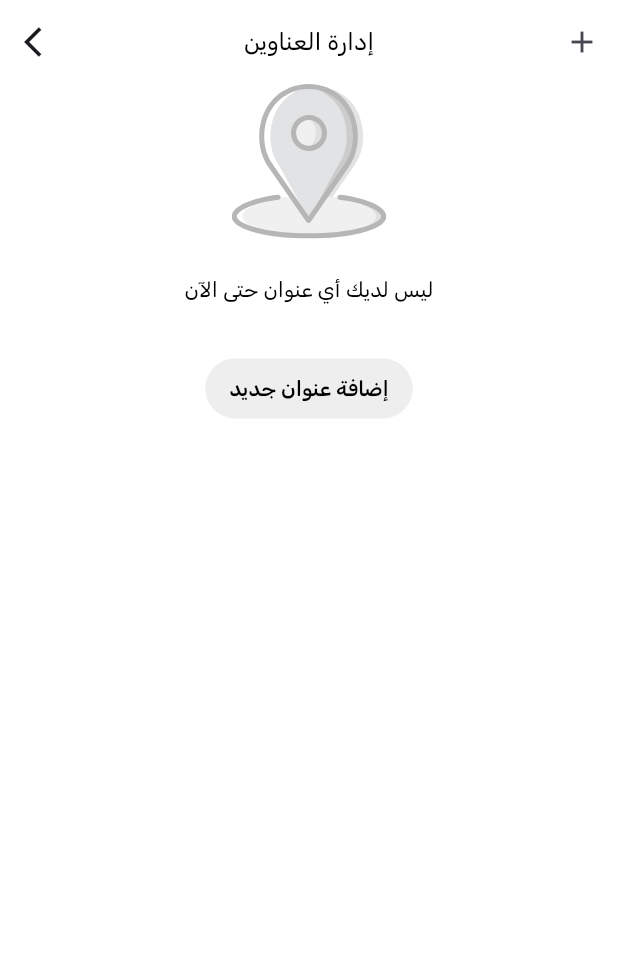
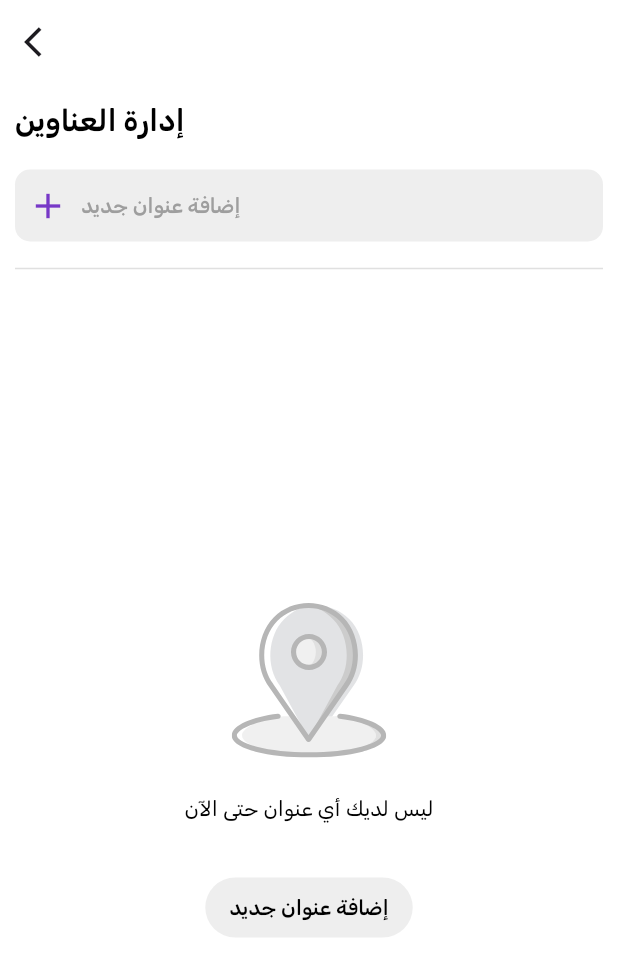
Before and after one commit to Muhammed-Hayr-Ali/Marketna_e-commerce, a Flutter app: the ManageAddressesScreen screen opened directly, on a phone screen of 412 x 824 dp. Shown: the top 976 px of the screen. Run offline on Flutter 3.47's test engine with Material 3 defaults, Android fonts, the phone set to English and light mode, and no system bars; our stand-ins replace cached_network_image, flutter_holo_date_picker, flutter_svg, fluttertoast, geolocator, get and 8 more; missing offline and left inert: flutter_pin_code_fields; accounts and stored records are empty; statements that could not run were skipped.

Commit message:
Initial commit

```diff
--- a/lib/screens/addresses/addresses_manage/manage_addresses_screen.dart
+++ b/lib/screens/addresses/addresses_manage/manage_addresses_screen.dart
@@ -12,34 +12,70 @@ class ManageAddressesScreen extends StatelessWidget {
           icon: const Icon(Icons.arrow_back_ios),
         ),
 
-        title: const CustomText(AppConstants.MANAGE_ADDRESSES),
+        // title: const CustomText(AppConstants.MANAGE_ADDRESSES),
 
-        actions: [
-          SizedBox(
-            child: IconButton(
+        // actions: [
+        //   SizedBox(
+        //     child: IconButton(
+        //       onPressed: () {
+        //         Get.toNamed(AppRoutes.ADD_ADDRESSES_SCREEN);
+        //       },
+        //       icon: const Icon(Icons.add),
+        //     ),
+        //   ),
+        // ],
+      ),
+      body: Padding(
+        padding: const EdgeInsets.symmetric(horizontal: 10.0),
+        child: Column(
+          crossAxisAlignment: CrossAxisAlignment.start,
+          mainAxisAlignment: MainAxisAlignment.start,
+          children: [
+            const SizedBox(height: 10),
+            const CustomText(
+              AppConstants.MANAGE_ADDRESSES,
+              fontSize: 20,
+              fontWeight: FontWeight.w600,
+            ),
+            const SizedBox(height: 18),
+            CustomButton(
               onPressed: () {
                 Get.toNamed(AppRoutes.ADD_ADDRESSES_SCREEN);
               },
-              icon: const Icon(Icons.add),
+              child: Row(
+                children: [
+                  const Icon(
+                    Icons.add,
+                    color: AppColors.primaryColor,
+                    size: 28,
                   ),
+                  const SizedBox(width: 8.0),
+                  const CustomText(
+                    AppConstants.ADD_NEW_ADDRESS,
+                    fontSize: 14,
+                    color: Colors.grey,
                   ),
                 ],
               ),
-      body: Column(
-        children: [
+            ),
+            const SizedBox(height: 10),
+            Divider(color: Colors.grey.shade300, thickness: 1.0),
+            const SizedBox(height: 20),
             GetBuilder<ManageAddressesController>(
               init: ManageAddressesController(),
               builder:
-                (controller) =>
+                  (controller) => Expanded(
+                    child:
                         controller.isLoading
                             ? const Center(
-                          child: CircularProgressIndicator(strokeWidth: 2.0),
+                              child: CircularProgressIndicator(
+                                strokeWidth: 2.0,
+                              ),
                             )
                             : controller.addresses.isEmpty ||
                                 controller.addresses == []
                             ? noAddressesWidget()
-                        : Expanded(
-                          child: ListView.builder(
+                            : ListView.builder(
                               itemCount: controller.addresses.length,
                               itemBuilder:
                                   (context, index) => AddressCard(
@@ -50,6 +86,7 @@ class ManageAddressesScreen extends StatelessWidget {
             ),
           ],
         ),
+      ),
     );
   }
 }
```
Also changed, not shown: lib/screens/addresses/addresses_manage/widgets/address_card.dart (+52 -1 lines), lib/widgets/custom_country_picker.dart (+4 -3 lines). Lines whose indentation alone changed are shown as unchanged.
